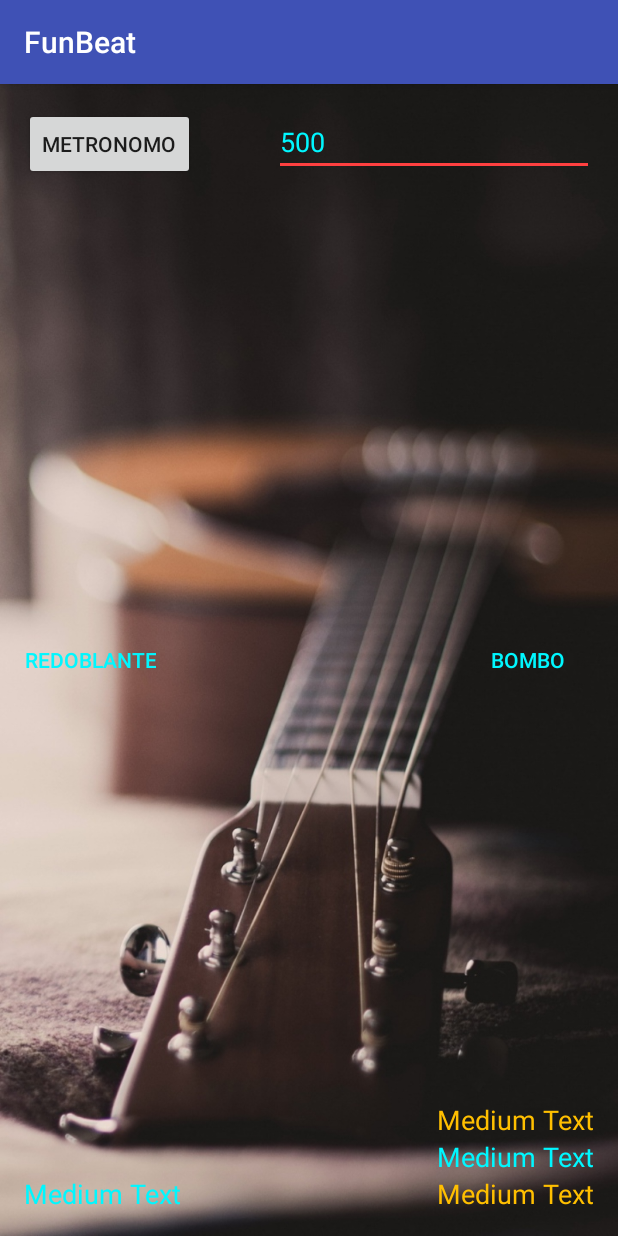
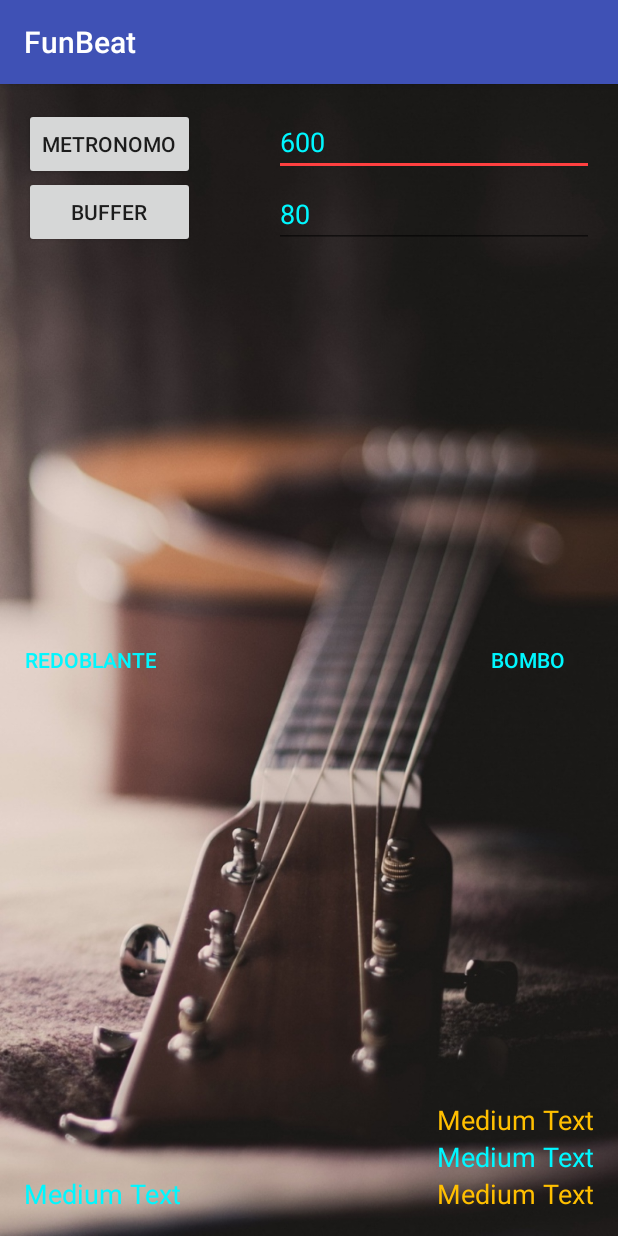
Before and after one commit to Jeixonx/FunBeat, an Android app: the screen it shows after launch (MainActivity), on a phone screen of 412 x 824 dp. Run offline under Robolectric (Android 15) with nearby library versions, the phone set to English and light mode, and no system bars.

Commit message:
buffer arreglado

```diff
--- a/app/src/main/java/co/edu/udea/cmovil/gr5/funbeat/funbeat/MainActivity.java
+++ b/app/src/main/java/co/edu/udea/cmovil/gr5/funbeat/funbeat/MainActivity.java
@@ -3,21 +3,18 @@ package co.edu.udea.cmovil.gr5.funbeat.funbeat;
 import android.content.Context;
 import android.media.AudioManager;
 import android.media.SoundPool;
+import android.os.Bundle;
 import android.support.v7.app.AppCompatActivity;
-import android.os.Bundle;
-import android.view.GestureDetector;
 import android.view.MotionEvent;
 import android.view.View;
 import android.widget.Button;
 import android.widget.EditText;
 import android.widget.ImageView;
 import android.widget.TextView;
-import android.widget.Toast;
-import java.util.*;
-import java.util.concurrent.Executors;
-import java.util.concurrent.ScheduledExecutorService;
-import java.util.concurrent.ScheduledFuture;
-import static java.util.concurrent.TimeUnit.*;
+
+import java.util.HashMap;
+import java.util.Timer;
+import java.util.TimerTask;
 
 
 
@@ -36,10 +33,11 @@ public class MainActivity extends AppCompatActivity {
 
     //ultima vez que hizo tick el metronomo
     long ultimotiempo = 0;
+    long penultimoTiempo = 0;
 
 
     int velocidad;
-    int buffer = 500;
+    int buffer;
 
 
     @Override
@@ -62,16 +60,20 @@ public class MainActivity extends AppCompatActivity {
 
 
 
-        //definicion logica de los botones
+        //definicion logica de la gui
         Button boton1 = (Button) findViewById(R.id.button);
         final Button boton2 = (Button) findViewById(R.id.button2);
-        final Button boton3 = (Button) findViewById(R.id.button3);
+        final Button botonMetronomo = (Button) findViewById(R.id.button3);
+        final Button botonBuffer = (Button) findViewById(R.id.button4);
         final TextView muestratiempo = (TextView) findViewById(R.id.textView);
         final TextView tiempoPresion = (TextView) findViewById(R.id.textView2);
         final TextView tiempoMin = (TextView) findViewById(R.id.textView3);
         final TextView tiempoMax = (TextView) findViewById(R.id.textView4);
         final ImageView personaje = (ImageView) findViewById(R.id.imageView);
+        final EditText editBuffer = (EditText) findViewById(R.id.editText2);
 
+
+        buffer = Integer.parseInt(editBuffer.getText().toString());
 
 
         boton1.setOnTouchListener(new View.OnTouchListener() {
@@ -87,15 +89,19 @@ public class MainActivity extends AppCompatActivity {
                         mSoundPool.stop(0);
                         mStream2 = mSoundPool.play((Integer) mSoundPoolMap.get(SOUND_FX_02), streamVolume, streamVolume, 1, LOOP_1_TIME, 1f);
 
-                        tiempoMin.setText(""+ (ultimotiempo+velocidad-buffer));
-                        tiempoPresion.setText(""+System.currentTimeMillis());
-                        tiempoMax.setText(""+(ultimotiempo+velocidad+buffer));
-                        if (System.currentTimeMillis() > ultimotiempo+velocidad-buffer &&  System.currentTimeMillis() < ultimotiempo+velocidad+buffer ){
+                        tiempoMin.setText("" + (ultimotiempo + velocidad - buffer));
+                        tiempoPresion.setText("" + System.currentTimeMillis());
+                        tiempoMax.setText("" + (ultimotiempo + velocidad + buffer));
+                        if (System.currentTimeMillis() > ultimotiempo + velocidad - buffer && System.currentTimeMillis() < ultimotiempo + velocidad + buffer) {
                             //acierto
                             personaje.setImageResource(R.drawable.icono);
-                        }else{
+                        } else {
+                            if (System.currentTimeMillis() > penultimoTiempo + velocidad - buffer && System.currentTimeMillis() < penultimoTiempo + velocidad + buffer) {
+                                personaje.setImageResource(R.drawable.icono);
+                            }else {
                                 //fallo
                                 personaje.setImageResource(R.drawable.iconotriste);
+                            }
                         }
 
 
@@ -123,14 +129,18 @@ public class MainActivity extends AppCompatActivity {
                         mStream2 = mSoundPool.play((Integer) mSoundPoolMap.get(SOUND_FX_01), streamVolume, streamVolume, 1, LOOP_1_TIME, 1f);
 
                         tiempoMin.setText("" + (ultimotiempo + velocidad - buffer));
-                        tiempoPresion.setText(""+System.currentTimeMillis());
-                        tiempoMax.setText(""+(ultimotiempo+velocidad+buffer));
-                        if (System.currentTimeMillis() > ultimotiempo+velocidad-buffer &&  System.currentTimeMillis() < ultimotiempo+velocidad+buffer ){
+                        tiempoPresion.setText("" + System.currentTimeMillis());
+                        tiempoMax.setText("" + (ultimotiempo + velocidad + buffer));
+                        if (System.currentTimeMillis() > ultimotiempo + velocidad - buffer && System.currentTimeMillis() < ultimotiempo + velocidad + buffer) {
                             //acierto
                             personaje.setImageResource(R.drawable.icono2);
-                        }else{
+                        } else {
+                            if (System.currentTimeMillis() > penultimoTiempo + velocidad - buffer && System.currentTimeMillis() < penultimoTiempo + velocidad + buffer) {
+                                personaje.setImageResource(R.drawable.icono2);
+                            }else {
                                 //fallo
                                 personaje.setImageResource(R.drawable.iconotriste);
+                            }
                             }
                             return true; // if you want to handle the touch event
                             case MotionEvent.ACTION_UP:
@@ -140,9 +150,13 @@ public class MainActivity extends AppCompatActivity {
                         }
                         return false;
                 }
-        });
+            }
 
-        boton3.setOnClickListener(new View.OnClickListener() {
+            );
+
+            botonMetronomo.setOnClickListener(new View.OnClickListener()
+
+                                              {
                                                   @Override
                                                   public void onClick(View v) {
 
@@ -167,6 +181,7 @@ public class MainActivity extends AppCompatActivity {
                                                                           mSoundPool.stop(0);
                                                                           mStream2 = mSoundPool.play((Integer) mSoundPoolMap.get(3), streamVolume, streamVolume, 1, LOOP_1_TIME, 1f);
 
+                                                                          penultimoTiempo = ultimotiempo;
                                                                           ultimotiempo = System.currentTimeMillis();
                                                                           muestratiempo.setText("" + ultimotiempo);
                                                                       }
@@ -183,7 +198,21 @@ public class MainActivity extends AppCompatActivity {
 
                                                   }
 
-        });
+                                              }
+
+            );
+
+            botonBuffer.setOnClickListener(new View.OnClickListener()
+
+                                           {
+                                               @Override
+                                               public void onClick(View v) {
+                                                   buffer = Integer.parseInt(editBuffer.getText().toString());
+                                               }
+
+                                           }
+
+            );
 
 
         }
--- a/app/src/main/res/layout/activity_main.xml
+++ b/app/src/main/res/layout/activity_main.xml
@@ -43,7 +43,7 @@
         android:inputType="numberDecimal"
         android:ems="10"
         android:id="@+id/editText"
-        android:text="500"
+        android:text="600"
         android:layout_alignParentTop="true"
         android:layout_alignParentEnd="true"
         android:textColor="#00f7ff" />
@@ -93,4 +93,24 @@
         android:layout_alignStart="@+id/textView2"
         android:textColor="#ffbf00" />
 
+    <EditText
+        android:layout_width="wrap_content"
+        android:layout_height="wrap_content"
+        android:inputType="numberDecimal"
+        android:ems="10"
+        android:id="@+id/editText2"
+        android:layout_below="@+id/button3"
+        android:layout_alignStart="@+id/editText"
+        android:textColor="#00f7ff"
+        android:text="80" />
+
+    <Button
+        android:layout_width="wrap_content"
+        android:layout_height="wrap_content"
+        android:text="Buffer"
+        android:id="@+id/button4"
+        android:layout_alignBottom="@+id/editText2"
+        android:layout_alignParentStart="true"
+        android:layout_alignEnd="@+id/button3" />
+
 </RelativeLayout>
```
Lines whose indentation alone changed are shown as unchanged.
